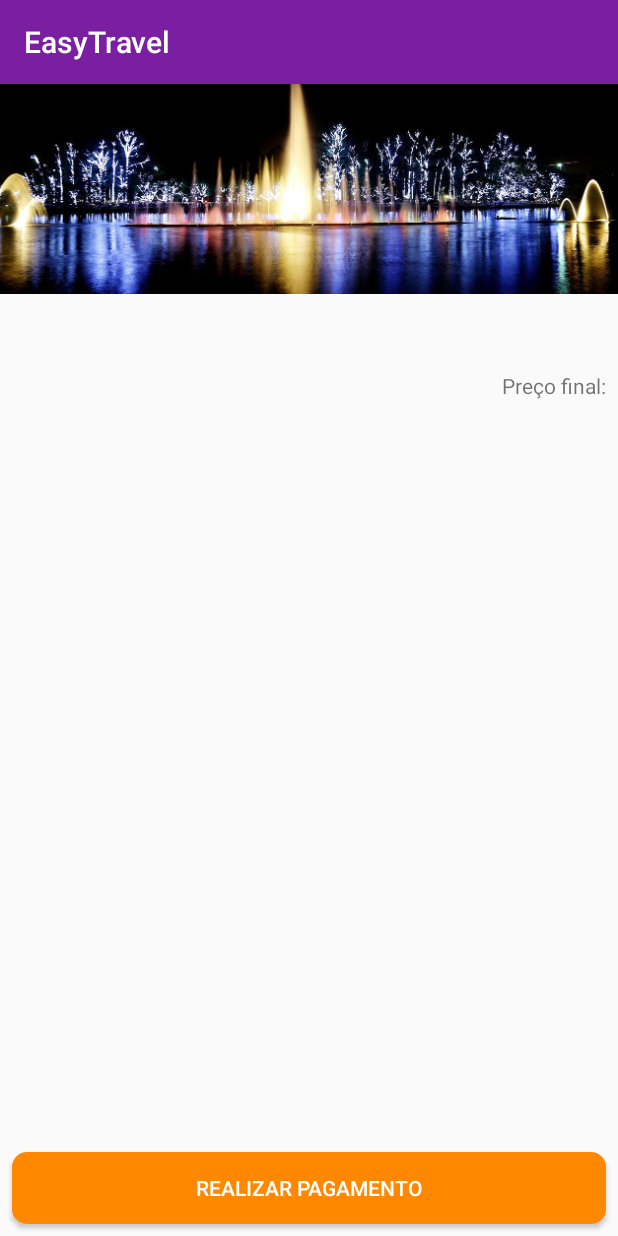
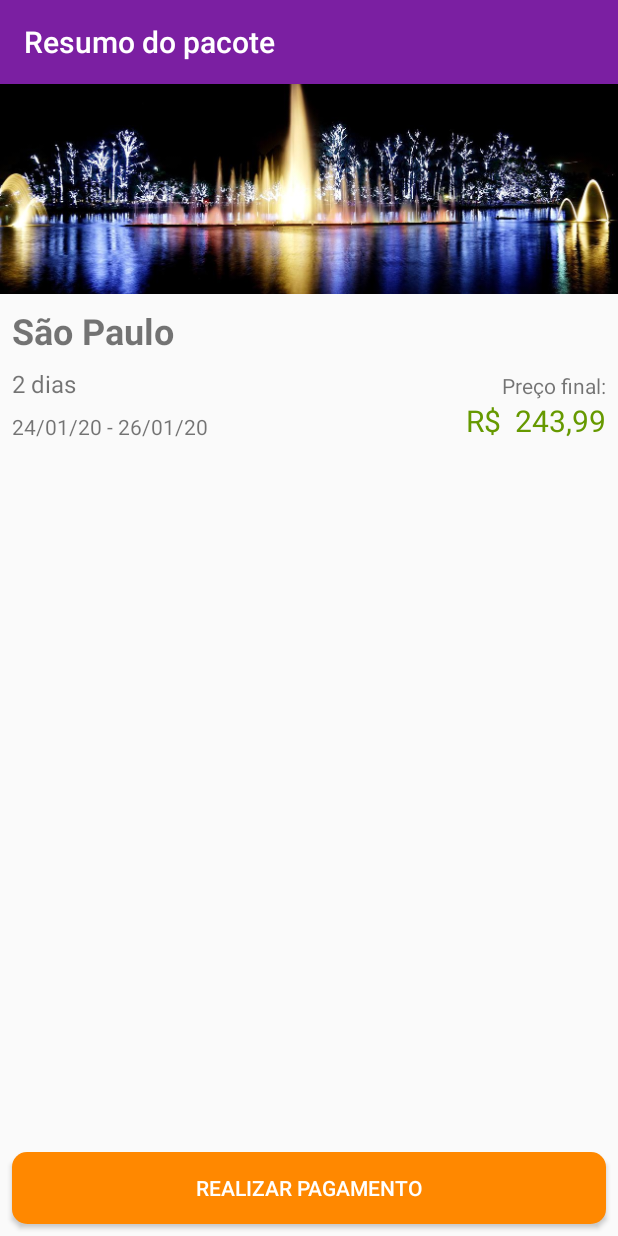
Before and after one commit to raulkfernandes/EasyTravel, an Android app: the screen it shows after launch (PackageSummaryActivity), on a phone screen of 412 x 824 dp. Run offline under Robolectric (Android 15) with nearby library versions, the phone set to English and light mode, and no system bars.

Commit message:
Setting a sample package to summary activity

```diff
--- a/app/src/main/java/br/com/alura/easytravel/ui/activity/PackageSummaryActivity.java
+++ b/app/src/main/java/br/com/alura/easytravel/ui/activity/PackageSummaryActivity.java
@@ -1,16 +1,58 @@
 package br.com.alura.easytravel.ui.activity;
+
+import android.graphics.drawable.Drawable;
+import android.os.Bundle;
+import android.view.View;
+import android.widget.ImageView;
+import android.widget.TextView;
 
 import androidx.appcompat.app.AppCompatActivity;
 
-import android.os.Bundle;
+import java.math.BigDecimal;
+import java.text.SimpleDateFormat;
+import java.util.Calendar;
 
 import br.com.alura.easytravel.R;
+import br.com.alura.easytravel.model.PackageItem;
+import br.com.alura.easytravel.util.ResourcesUtil;
+import br.com.alura.easytravel.util.TextsUtil;
 
 public class PackageSummaryActivity extends AppCompatActivity {
+
+    public static final String APPBAR_TITLE = "Resumo do pacote";
 
     @Override
     protected void onCreate(Bundle savedInstanceState) {
         super.onCreate(savedInstanceState);
         setContentView(R.layout.activity_package_summary);
+        setTitle(APPBAR_TITLE);
+
+        PackageItem packageSP = new PackageItem("sao_paulo_sp", "São Paulo", 2, new BigDecimal(243.99));
+
+        ImageView summaryImage = findViewById(R.id.activity_package_summary_image);
+        Drawable imageDrawable = ResourcesUtil.getImageDrawable(this, packageSP.getImage());
+        summaryImage.setImageDrawable(imageDrawable);
+
+        TextView summaryDestination = findViewById(R.id.activity_package_summary_destination);
+        summaryDestination.setText(packageSP.getDestination());
+
+        TextView summaryStay = findViewById(R.id.activity_package_summary_stay);
+        String stayText = TextsUtil.formatStayText(packageSP.getStay());
+        summaryStay.setText(stayText);
+
+        TextView summaryPrice = findViewById(R.id.activity_package_summary_price);
+        String priceText = TextsUtil.formatPriceText(packageSP.getPrice());
+        summaryPrice.setText(priceText);
+
+        TextView summaryDate = findViewById(R.id.activity_package_summary_date);
+        Calendar startDate = Calendar.getInstance();
+        Calendar returnDate = Calendar.getInstance();
+        returnDate.add(Calendar.DATE, packageSP.getStay());
+        SimpleDateFormat summaryDateFormat = new SimpleDateFormat("dd/MM/yy");
+        String startDateFormatted = summaryDateFormat.format(startDate.getTime());
+        String returnDateFormatted = summaryDateFormat.format(returnDate.getTime());
+        String summaryDateFormatted = startDateFormatted + " - " + returnDateFormatted;
+        summaryDate.setText(summaryDateFormatted);
+
     }
 }
```
